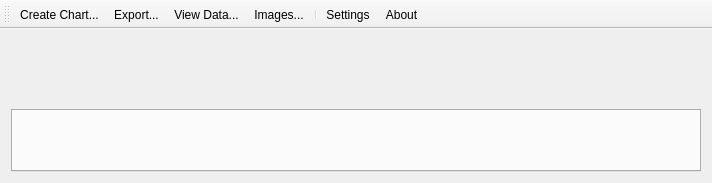
The window that desktop/mainwindow.ui (davidrg/zxweather) describes before a commit, drawn with Qt 5.
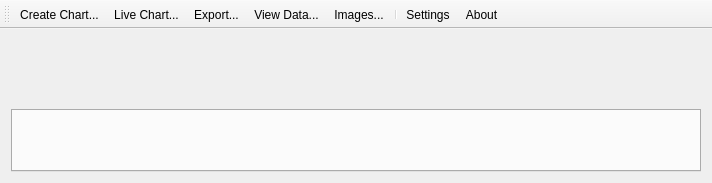
The same window after the commit. Icons and pictures are not drawn. Custom widgets are drawn as their Qt base class.

Commit message: Initial version of live chart window

Diff of the .ui file:
```diff
--- a/desktop/mainwindow.ui
+++ b/desktop/mainwindow.ui
@@ -159,6 +159,7 @@
     <bool>false</bool>
    </attribute>
    <addaction name="actionCharts"/>
+   <addaction name="actionLive_Chart"/>
    <addaction name="actionExport_Data"/>
    <addaction name="actionView_Data"/>
    <addaction name="actionImages"/>
@@ -244,6 +245,18 @@
     <string>Ctrl+I</string>
    </property>
   </action>
+  <action name="actionLive_Chart">
+   <property name="icon">
+    <iconset resource="resources.qrc">
+     <normaloff>:/icons/chart</normaloff>:/icons/chart</iconset>
+   </property>
+   <property name="text">
+    <string>Live Chart...</string>
+   </property>
+   <property name="iconText">
+    <string>Live Chart...</string>
+   </property>
+  </action>
  </widget>
  <layoutdefault spacing="6" margin="11"/>
  <customwidgets>
```
The commit also changes 33 other files.
